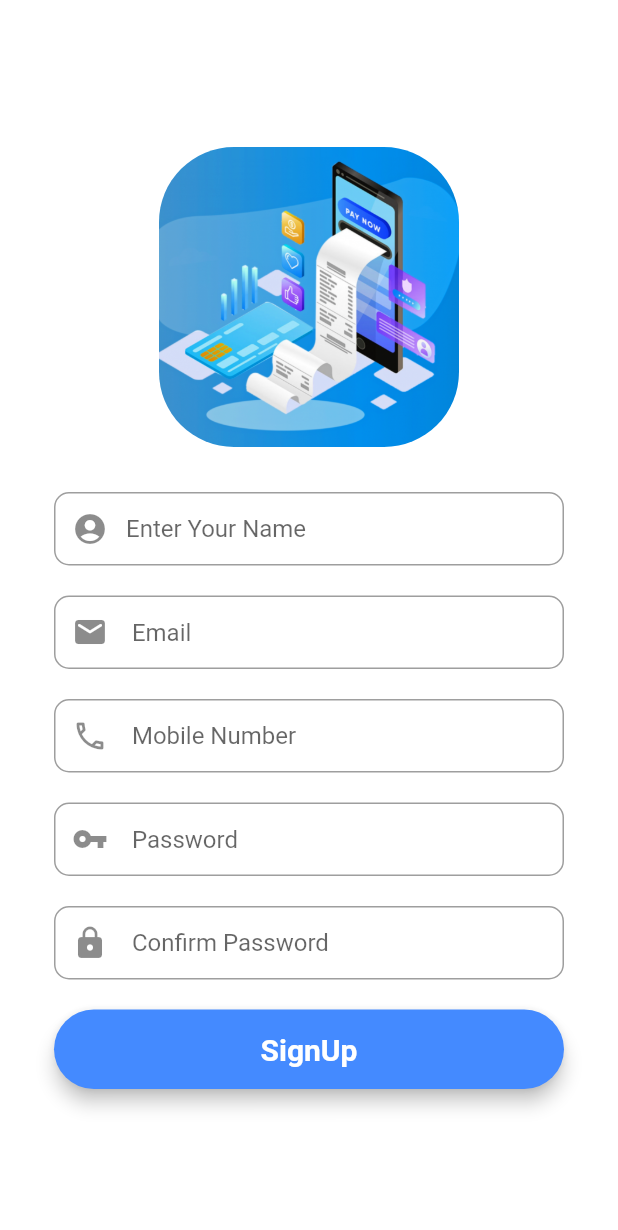
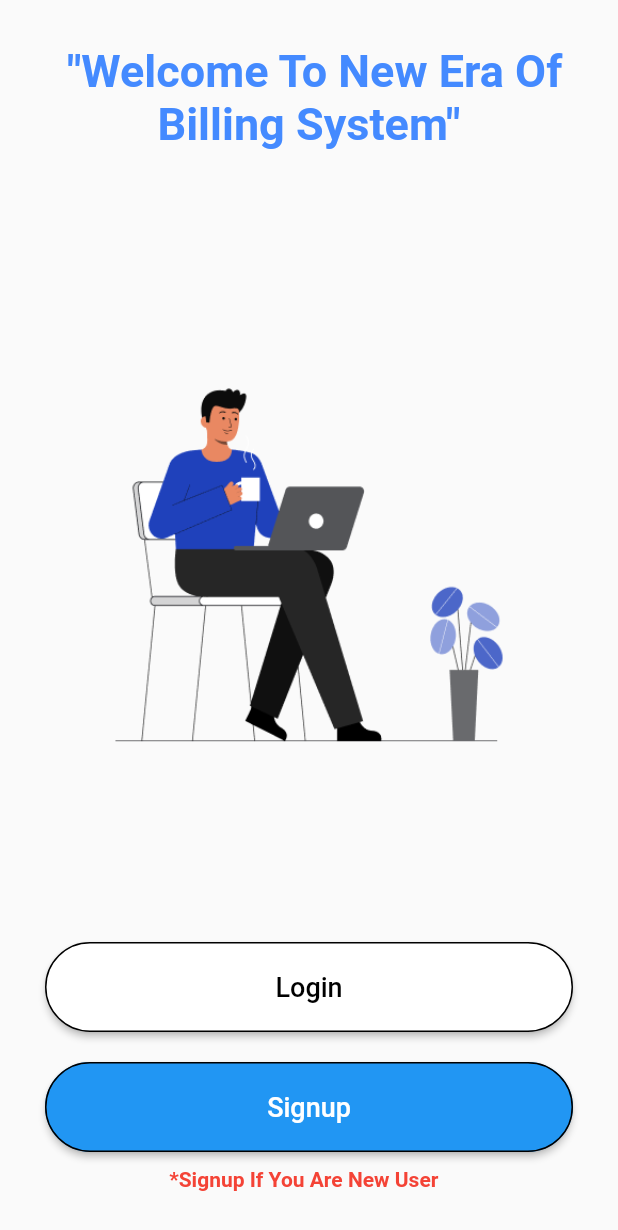
Before and after one commit to Dhruvil-vjshree/MobileBillingSystem, a Flutter app: the screen it shows after launch, on a phone screen of 412 x 824 dp. Shown: the top 1230 px of the screen. Run offline on Flutter 3.47's test engine with Material 2 defaults, Android fonts, the phone set to English and light mode, and no system bars.

Commit message:
make new login and signup page

```diff
--- a/lib/main.dart
+++ b/lib/main.dart
@@ -1,5 +1,5 @@
 import 'package:flutter/material.dart';
-import 'package:mobilebillingsystem/screen/signup_screen.dart';
+import 'package:mobilebillingsystem/screen/welcome_screen.dart';
 
 void main() {
   runApp(MyApp());
@@ -17,7 +17,7 @@ class MyApp extends StatelessWidget {
 
         primarySwatch: Colors.blue,
       ),
-      home:SignupScreen(),
+      home:HomePage(),
     );
   }
 }
--- a/lib/screen/login_screen.dart
+++ b/lib/screen/login_screen.dart
@@ -83,7 +83,7 @@ class _LoginScreenState extends State<LoginScreen> {
 
         onPressed: () {},
         child: const Text(
-          "SignUp",
+          "Login",
           textAlign: TextAlign.center,
           style: TextStyle(
               fontSize: 20, color: Colors.white, fontWeight: FontWeight.bold),
@@ -127,7 +127,7 @@ class _LoginScreenState extends State<LoginScreen> {
                           height: 200,
 
                           child: Image.asset(
-                            "assets/app-icon.png",
+                            "assets/login.jpg",
                             fit: BoxFit.contain,
                           ),
                         ),
--- a/lib/screen/signup_screen.dart
+++ b/lib/screen/signup_screen.dart
@@ -149,7 +149,7 @@ class _SignupScreenState extends State<SignupScreen> {
 
        onPressed: () {},
        child: const Text(
-           "SignUp",
+           "Signup",
           textAlign: TextAlign.center,
          style: TextStyle(
            fontSize: 20, color: Colors.white, fontWeight: FontWeight.bold),
@@ -160,6 +160,17 @@ class _SignupScreenState extends State<SignupScreen> {
 
 
     return Scaffold(
+        appBar: AppBar(
+          backgroundColor: Colors.transparent,
+          elevation: 0,
+          leading: IconButton(
+            icon: Icon(Icons.arrow_back, color: Colors.blueAccent),
+            onPressed: () {
+              // main page pr jva mate nu arrow
+              Navigator.of(context).pop();
+            },
+          ),
+        ),
       backgroundColor: Colors.white,
       body: Center(
 
@@ -182,7 +193,7 @@ class _SignupScreenState extends State<SignupScreen> {
                         height: 200,
 
                         child: Image.asset(
-                          "assets/app-icon.png",
+                          "assets/signup.jpg",
                         fit: BoxFit.contain,
                         ),
                       ),
--- a/lib/screen/welcome_screen.dart
+++ b/lib/screen/welcome_screen.dart
@@ -1 +1,148 @@
 import 'package:flutter/material.dart';
+import 'package:mobilebillingsystem/screen/login_screen.dart';
+import 'package:mobilebillingsystem/screen/signup_screen.dart';
+
+void main(){
+  runApp(MaterialApp(
+    debugShowCheckedModeBanner: false,
+    home:HomePage(),
+  ));
+}
+
+class HomePage extends StatelessWidget {
+  const HomePage({super.key});
+
+  @override
+  Widget build(BuildContext context) {
+    return Scaffold(
+      resizeToAvoidBottomInset : false,
+      body: SafeArea(
+        // safe area no mean screeen thi niche camera noch thi niche and nevigatin default thi upper
+        child: Container(
+         // double infinity no use krvathi it says make me as big as my parent screen allow me
+          width:double.infinity,
+          // mediaquery mean make me big as my screen as possible
+          height: MediaQuery.of(context).size.height,
+          padding: EdgeInsets.symmetric(horizontal:30,vertical: 30),
+          child: Column(
+            mainAxisAlignment: MainAxisAlignment.spaceBetween,
+            crossAxisAlignment: CrossAxisAlignment.center,
+            children:<Widget>[
+              Column(
+                children: <Widget>[
+                  Text(
+                    textAlign: TextAlign.center,
+                    " \"Welcome To New Era Of Billing System\" ",
+                    style: TextStyle(
+                      fontWeight: FontWeight.bold,
+                      fontSize: 30,
+                      color: Colors.blueAccent,
+                    ),
+                  ),
+                  SizedBox(height:30),
+                ],
+              ),
+
+              Column(
+                children: [
+                  ClipRRect(
+                    borderRadius: BorderRadius.circular(50),
+                    child: SizedBox(
+
+                      height: 300,
+
+                      child: Image.asset(
+                        "assets/welcome-image.png",
+                        fit: BoxFit.contain,
+                      ),
+                    ),
+                  ),
+                ],
+              ),
+
+
+
+
+        //login button
+                   Column(
+                    children:<Widget> [
+                      MaterialButton(
+                      minWidth: double.infinity,
+                      height: 60,
+                      onPressed: () {
+                        Navigator.push(context, MaterialPageRoute(builder: (context) => LoginScreen()));
+                        },
+                        color:Colors.white,
+                          shape: RoundedRectangleBorder(
+                            side: BorderSide(
+                              color: Colors.black
+                            ),
+                            borderRadius: BorderRadius.circular(50)
+                          ),
+                          child: Text(
+                            "Login",
+                            style: TextStyle(
+                              fontWeight: FontWeight.w500,
+                              fontSize: 18,
+                              color: Colors.black
+                            ),
+                          ),
+                      ),
+
+                      SizedBox(height:20),
+
+
+
+
+                      //signup button
+                      Column(
+                        children:<Widget> [
+                          MaterialButton(
+                            minWidth: double.infinity,
+                            height: 60,
+                            onPressed: () {
+                              Navigator.push(context, MaterialPageRoute(builder: (context) => SignupScreen()));
+                            },
+
+                            color:Colors.blue,
+                            shape: RoundedRectangleBorder(
+                                side: BorderSide(
+
+                                ),
+                                borderRadius: BorderRadius.circular(50)
+                            ),
+                            child: Text(
+                              "Signup",
+                              style: TextStyle(
+                                fontWeight: FontWeight.w500,
+                                fontSize: 18,
+                                  color: Colors.white,
+                              ),
+                            ),
+                          ),
+                    ],
+                  ),
+
+                  SizedBox(height:10,),
+
+                  Column(
+                    children: [
+                      Text(" *Signup If You Are New User   ",
+                      style: TextStyle(fontWeight: FontWeight.bold,
+                      color: Colors.red),
+                      ),
+
+                    ],
+                  )
+
+
+
+            ],
+          ),
+        ],
+      ),
+    ),
+      ),
+    );
+  }
+}
--- a/pubspec.yaml
+++ b/pubspec.yaml
@@ -65,6 +65,9 @@ flutter:
  # To add assets to your application, add an assets section, like this:
    assets:
      - assets/app-icon.png
+     - assets/welcome-image.png
+     - assets/login.jpg
+     - assets/signup.jpg
 
   # An image asset can refer to one or more resolution-specific "variants", see
   # https://flutter.dev/assets-and-images/#resolution-aware
```
Also changed, not shown: assets/login.jpg (added), assets/signup.jpg (added), assets/welcome-image.png (added), 3 other files.
